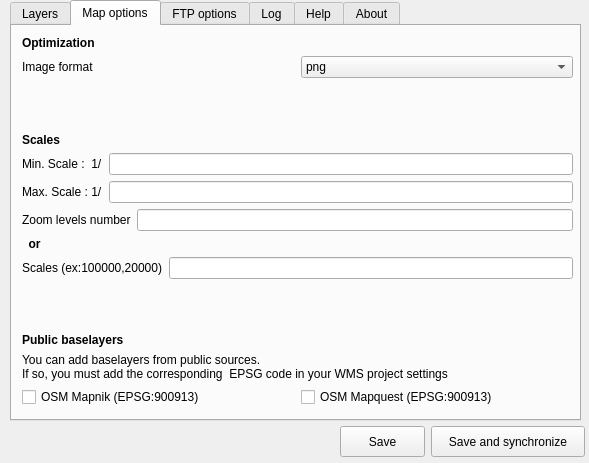
3liz/lizmap-plugin, file ui_lizmap.ui: the form before one commit.
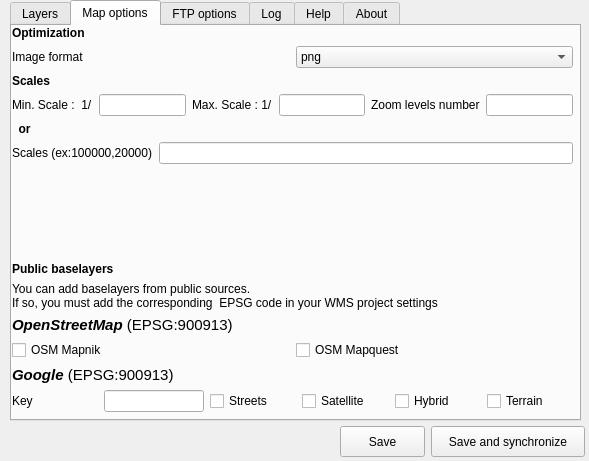
The form after the commit. The open tabs and pages were chosen to show the change.

Commit message: New public baselayers in Map tab : google

```diff
--- a/ui_lizmap.ui
+++ b/ui_lizmap.ui
@@ -7,7 +7,7 @@
     <x>0</x>
     <y>0</y>
     <width>589</width>
-    <height>463</height>
+    <height>461</height>
    </rect>
   </property>
   <property name="windowTitle">
@@ -154,10 +154,10 @@
     <widget class="QWidget" name="verticalLayoutWidget_2">
      <property name="geometry">
       <rect>
-       <x>10</x>
-       <y>10</y>
-       <width>551</width>
-       <height>371</height>
+       <x>0</x>
+       <y>0</y>
+       <width>561</width>
+       <height>386</height>
       </rect>
      </property>
      <layout class="QVBoxLayout" name="verticalLayout_2">
@@ -199,19 +199,6 @@
         </item>
        </layout>
       </item>
-      <item>
-       <spacer name="verticalSpacer">
-        <property name="orientation">
-         <enum>Qt::Vertical</enum>
-        </property>
-        <property name="sizeHint" stdset="0">
-         <size>
-          <width>20</width>
-          <height>40</height>
-         </size>
-        </property>
-       </spacer>
-      </item>
       <item>
        <widget class="QLabel" name="label_15">
         <property name="font">
@@ -244,10 +231,6 @@
           </property>
          </widget>
         </item>
-       </layout>
-      </item>
-      <item>
-       <layout class="QHBoxLayout" name="horizontalLayout_13">
         <item>
          <widget class="QLabel" name="label_14">
           <property name="text">
@@ -265,10 +248,6 @@
           </property>
          </widget>
         </item>
-       </layout>
-      </item>
-      <item>
-       <layout class="QHBoxLayout" name="horizontalLayout_14">
         <item>
          <widget class="QLabel" name="label_17">
           <property name="text">
@@ -353,19 +332,102 @@
         </property>
        </widget>
       </item>
+      <item>
+       <widget class="QLabel" name="label_23">
+        <property name="font">
+         <font>
+          <weight>75</weight>
+          <bold>true</bold>
+         </font>
+        </property>
+        <property name="text">
+         <string>&lt;!DOCTYPE HTML PUBLIC &quot;-//W3C//DTD HTML 4.0//EN&quot; &quot;http://www.w3.org/TR/REC-html40/strict.dtd&quot;&gt;
+&lt;html&gt;&lt;head&gt;&lt;meta name=&quot;qrichtext&quot; content=&quot;1&quot; /&gt;&lt;style type=&quot;text/css&quot;&gt;
+p, li { white-space: pre-wrap; }
+&lt;/style&gt;&lt;/head&gt;&lt;body style=&quot; font-family:'Ubuntu'; font-size:11pt; font-weight:600; font-style:normal;&quot;&gt;
+&lt;p style=&quot; margin-top:0px; margin-bottom:0px; margin-left:0px; margin-right:0px; -qt-block-indent:0; text-indent:0px;&quot;&gt;&lt;span style=&quot; font-style:italic;&quot;&gt;OpenStreetMap&lt;/span&gt;&lt;span style=&quot; font-weight:400;&quot;&gt; (EPSG:900913)&lt;/span&gt;&lt;/p&gt;&lt;/body&gt;&lt;/html&gt;</string>
+        </property>
+       </widget>
+      </item>
       <item>
        <layout class="QHBoxLayout" name="horizontalLayout_9">
         <item>
          <widget class="QCheckBox" name="cbOsmMapnik">
           <property name="text">
-           <string>OSM Mapnik (EPSG:900913)</string>
+           <string>OSM Mapnik</string>
           </property>
          </widget>
         </item>
         <item>
          <widget class="QCheckBox" name="cbOsmMapquest">
           <property name="text">
-           <string>OSM Mapquest (EPSG:900913)</string>
+           <string>OSM Mapquest</string>
+          </property>
+         </widget>
+        </item>
+       </layout>
+      </item>
+      <item>
+       <widget class="QLabel" name="label_22">
+        <property name="font">
+         <font>
+          <weight>75</weight>
+          <bold>true</bold>
+         </font>
+        </property>
+        <property name="text">
+         <string>&lt;!DOCTYPE HTML PUBLIC &quot;-//W3C//DTD HTML 4.0//EN&quot; &quot;http://www.w3.org/TR/REC-html40/strict.dtd&quot;&gt;
+&lt;html&gt;&lt;head&gt;&lt;meta name=&quot;qrichtext&quot; content=&quot;1&quot; /&gt;&lt;style type=&quot;text/css&quot;&gt;
+p, li { white-space: pre-wrap; }
+&lt;/style&gt;&lt;/head&gt;&lt;body style=&quot; font-family:'Ubuntu'; font-size:11pt; font-weight:600; font-style:normal;&quot;&gt;
+&lt;p style=&quot; margin-top:0px; margin-bottom:0px; margin-left:0px; margin-right:0px; -qt-block-indent:0; text-indent:0px;&quot;&gt;&lt;span style=&quot; font-style:italic;&quot;&gt;Google&lt;/span&gt;&lt;span style=&quot; font-weight:400;&quot;&gt; (EPSG:900913)&lt;/span&gt;&lt;/p&gt;&lt;/body&gt;&lt;/html&gt;</string>
+        </property>
+       </widget>
+      </item>
+      <item>
+       <layout class="QHBoxLayout" name="horizontalLayout_13">
+        <item>
+         <widget class="QLabel" name="label_11">
+          <property name="text">
+           <string>Key</string>
+          </property>
+         </widget>
+        </item>
+        <item>
+         <widget class="QLineEdit" name="inGoogleKey">
+          <property name="maximumSize">
+           <size>
+            <width>100</width>
+            <height>16777215</height>
+           </size>
+          </property>
+         </widget>
+        </item>
+        <item>
+         <widget class="QCheckBox" name="cbGoogleStreets">
+          <property name="text">
+           <string>Streets</string>
+          </property>
+         </widget>
+        </item>
+        <item>
+         <widget class="QCheckBox" name="cbGoogleSatellite">
+          <property name="text">
+           <string>Satellite</string>
+          </property>
+         </widget>
+        </item>
+        <item>
+         <widget class="QCheckBox" name="cbGoogleHybrid">
+          <property name="text">
+           <string>Hybrid</string>
+          </property>
+         </widget>
+        </item>
+        <item>
+         <widget class="QCheckBox" name="cbGoogleTerrain">
+          <property name="text">
+           <string>Terrain</string>
           </property>
          </widget>
         </item>
```
Left out of the diff: 9 changed lines with no effect on the pictures. The commit also changes 4 other files.
